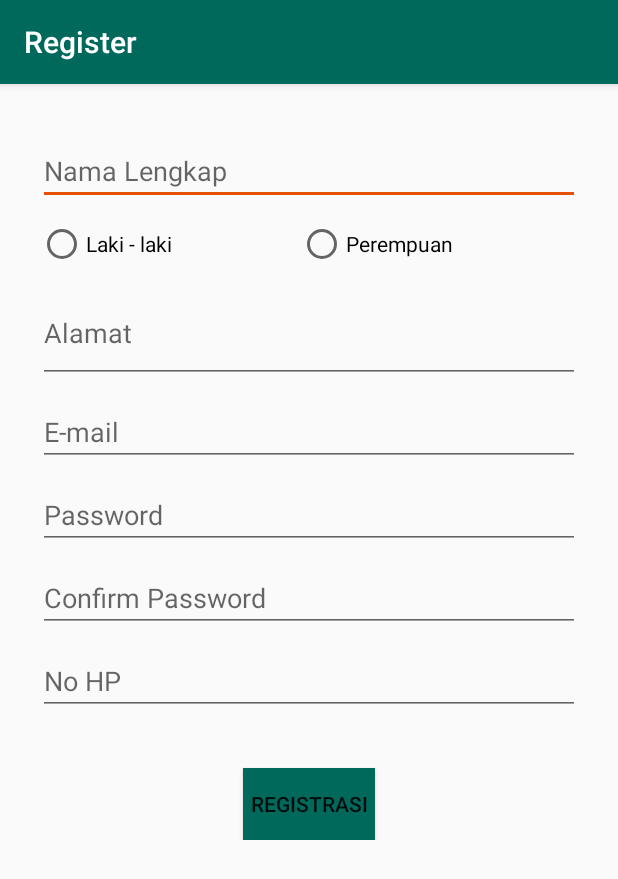
After one commit to muhammadsasmito/Amanahnya, an Android app: the Register screen opened directly, with no data from a screen before it, on a phone screen of 412 x 824 dp. The commit adds this screen. Shown: the top 879 px of the screen. Run offline under Robolectric (Android 15) with nearby library versions, the phone set to English and light mode, and no system bars.

Commit message:
nambahi register

```diff
--- a/app/build.gradle
+++ b/app/build.gradle
@@ -25,5 +25,6 @@ dependencies {
         exclude group: 'com.android.support', module: 'support-annotations'
     })
     compile 'com.android.support:appcompat-v7:25.1.1'
+    compile 'com.android.support.constraint:constraint-layout:+'
     testCompile 'junit:junit:4.12'
 }
--- a/app/src/main/AndroidManifest.xml
+++ b/app/src/main/AndroidManifest.xml
@@ -15,6 +15,7 @@
                 <category android:name="android.intent.category.LAUNCHER" />
             </intent-filter>
         </activity>
+        <activity android:name=".Register"></activity>
     </application>
 
 </manifest>
--- a/app/src/main/java/com/project/alllatf/amanahku/Adapter/GuestModal/CustomExpandableListAdapter.java
+++ b/app/src/main/java/com/project/alllatf/amanahku/Adapter/GuestModal/CustomExpandableListAdapter.java
@@ -80,6 +80,7 @@ public class CustomExpandableListAdapter extends BaseExpandableListAdapter {
         TextView listTitleTextView = (TextView) convertView.findViewById(R.id.tvDialogGuest_itemGroup);
         listTitleTextView.setTypeface(null, Typeface.BOLD);
         listTitleTextView.setText(listTitle);
+
         return convertView;
     }
 
--- a/app/src/main/java/com/project/alllatf/amanahku/Fragment/GuestModal/GuestModal_dialogFragment.java
+++ b/app/src/main/java/com/project/alllatf/amanahku/Fragment/GuestModal/GuestModal_dialogFragment.java
@@ -2,9 +2,12 @@ package com.project.alllatf.amanahku.Fragment.GuestModal;
 
 import android.app.AlertDialog;
 import android.app.Dialog;
+import android.content.Intent;
 import android.os.Bundle;
+import android.util.DisplayMetrics;
 import android.view.LayoutInflater;
 import android.view.View;
+import android.widget.Button;
 import android.widget.ExpandableListAdapter;
 import android.widget.ExpandableListView;
 import android.widget.Toast;
@@ -16,6 +19,7 @@ import java.util.HashMap;
 import java.util.List;
 
 import com.project.alllatf.amanahku.R;
+import com.project.alllatf.amanahku.Register;
 
 /**
  * Created by fachrul on 3/21/17.
@@ -28,17 +32,34 @@ public class GuestModal_dialogFragment extends android.app.DialogFragment {
     HashMap<String, List<String>> expandableListDetail;
 
 
+
     @Override
     public Dialog onCreateDialog(Bundle savedInstanceState) {
         AlertDialog.Builder builder = new AlertDialog.Builder(getActivity());
         LayoutInflater inflater = getActivity().getLayoutInflater();
         View view = inflater.inflate(R.layout.modal_dialog_guest, null);
+        DisplayMetrics metrics = new DisplayMetrics();
+        getActivity().getWindowManager().getDefaultDisplay().getMetrics(metrics);
+        int width = metrics.widthPixels;
+
+        Button btRegister = (Button) view.findViewById(R.id.btRegister);
+
         expandableListView = (ExpandableListView) view.findViewById(R.id.lvExp);
         expandableListDetail = GuestModal_dataList.getData();
         expandableListTitle = new ArrayList<>(expandableListDetail.keySet());
         expandableListAdapter = new CustomExpandableListAdapter(this.getActivity(), expandableListTitle, expandableListDetail);
 
+        //mencoba mindah indicator disebelah kanan
+        if(android.os.Build.VERSION.SDK_INT < android.os.Build.VERSION_CODES.JELLY_BEAN_MR2) {
+            expandableListView.setIndicatorBounds(width - GetDipsFromPixel(35), width - GetDipsFromPixel(10));
+
+        } else {
+            expandableListView.setIndicatorBoundsRelative(width - GetDipsFromPixel(35), width - GetDipsFromPixel(10));
+
+        }
         expandableListView.setAdapter(expandableListAdapter);
+
+        //listener waktu expand dan collapse
         expandableListView.setOnGroupExpandListener(new ExpandableListView.OnGroupExpandListener() {
             @Override
             public void onGroupExpand(int groupPosition) {
@@ -65,9 +86,27 @@ public class GuestModal_dialogFragment extends android.app.DialogFragment {
             }
         });
 
+        //listener klik tombol register
+        btRegister.setOnClickListener(new View.OnClickListener() {
+            @Override
+            public void onClick(View v) {
+                Intent intent = new Intent(getActivity(), Register.class);
+                startActivity(intent);
+            }
+        });
+
 
         builder.setView(view);
         return builder.create();
         // return super.onCreateDialog(savedInstanceState);
     }
+
+    //function konversi pixel ke dp (dips)
+    public int GetDipsFromPixel(float pixels)
+    {
+        // Get the screen's density scale
+        final float scale = getResources().getDisplayMetrics().density;
+        // Convert the dps to pixels, based on density scale
+        return (int) (pixels * scale + 0.5f);
+    }
 }
--- /dev/null
+++ b/app/src/main/java/com/project/alllatf/amanahku/Register.java
@@ -0,0 +1,16 @@
+package com.project.alllatf.amanahku;
+
+import android.support.v7.app.ActionBar;
+import android.support.v7.app.AppCompatActivity;
+import android.os.Bundle;
+
+public class Register extends AppCompatActivity {
+
+    @Override
+    protected void onCreate(Bundle savedInstanceState) {
+        ActionBar actionBar = getSupportActionBar();
+        actionBar.setTitle("Register");
+        super.onCreate(savedInstanceState);
+        setContentView(R.layout.activity_register);
+    }
+}
--- /dev/null
+++ b/app/src/main/res/drawable/group_indicator.xml
@@ -0,0 +1,6 @@
+<?xml version="1.0" encoding="utf-8"?>
+<selector xmlns:android="http://schemas.android.com/apk/res/android">
+    <item android:drawable="@android:drawable/arrow_down_float" android:state_empty="true">  </item>
+    <item android:drawable="@android:drawable/arrow_up_float" android:state_expanded="true"></item>
+    <item android:drawable="@android:drawable/arrow_up_float"></item>
+</selector>
--- /dev/null
+++ b/app/src/main/res/layout/activity_register.xml
@@ -0,0 +1,99 @@
+<?xml version="1.0" encoding="utf-8"?>
+<LinearLayout xmlns:android="http://schemas.android.com/apk/res/android"
+    xmlns:app="http://schemas.android.com/apk/res-auto"
+    xmlns:tools="http://schemas.android.com/tools"
+    android:layout_width="match_parent"
+    android:layout_height="match_parent"
+    android:orientation="vertical"
+    android:paddingRight="@dimen/marginHorizontal"
+    android:paddingLeft="@dimen/marginHorizontal"
+    android:paddingTop="@dimen/marginVertical"
+    tools:context="com.project.alllatf.amanahku.Register">
+
+    <EditText
+        android:id="@+id/etRegister_namaLengkap"
+        android:layout_width="match_parent"
+        android:layout_height="wrap_content"
+        android:hint="Nama Lengkap"
+        android:inputType="textPersonName"
+        android:layout_marginTop="10dp"/>
+
+        <RadioGroup
+            android:id="@+id/rgRegister_jK"
+            android:layout_width="match_parent"
+            android:layout_height="wrap_content"
+            android:orientation="horizontal"
+            android:layout_marginTop="10dp">
+        <RadioButton
+            android:id="@+id/rbRegister_laki"
+            android:layout_width="wrap_content"
+            android:layout_height="wrap_content"
+            android:text="Laki - laki"
+            android:layout_weight="1"/>
+
+        <RadioButton
+            android:id="@+id/rbRegister_perempuan"
+            android:layout_width="wrap_content"
+            android:layout_height="wrap_content"
+            android:layout_weight="1"
+            android:text="Perempuan" />
+        </RadioGroup>
+
+    <EditText
+        android:layout_width="match_parent"
+        android:layout_height="wrap_content"
+        android:inputType="textMultiLine"
+        android:layout_marginTop="10dp"
+        android:maxLines="3"
+        android:minLines="2"
+        android:hint="Alamat"
+        android:id="@+id/etRegister_alamat"/>
+    <EditText
+        android:layout_marginTop="10dp"
+        android:layout_width="match_parent"
+        android:layout_height="wrap_content"
+        android:inputType="textEmailAddress"
+        android:hint="E-mail"
+        android:id="@+id/etRegister_email"/>
+    <EditText
+        android:layout_marginTop="10dp"
+        android:layout_width="match_parent"
+        android:layout_height="wrap_content"
+        android:inputType="textPassword"
+        android:hint="Password"
+        android:id="@+id/etRegister_password"/>
+
+    <EditText
+        android:layout_marginTop="10dp"
+        android:layout_width="match_parent"
+        android:layout_height="wrap_content"
+        android:inputType="textPassword"
+        android:hint="Confirm Password"
+        android:id="@+id/etRegister_passwordConf"/>
+    <EditText
+        android:layout_marginTop="10dp"
+        android:layout_width="match_parent"
+        android:layout_height="wrap_content"
+        android:inputType="phone"
+        android:hint="No HP"
+        android:id="@+id/etRegister_hp"/>
+    <LinearLayout
+        android:layout_marginTop="10dp"
+        android:gravity="center_horizontal"
+        android:layout_width="match_parent"
+        android:layout_height="wrap_content"
+        android:orientation="horizontal">
+
+        <Button
+            android:background="@color/colorPrimary"
+            android:id="@+id/btRegister"
+            android:layout_width="wrap_content"
+            android:layout_height="wrap_content"
+            android:layout_marginTop="@dimen/marginVertical"
+            android:text="Registrasi" />
+
+    </LinearLayout>
+
+
+
+</LinearLayout>
--- a/app/src/main/res/layout/modal_dialog_guest.xml
+++ b/app/src/main/res/layout/modal_dialog_guest.xml
@@ -46,6 +46,7 @@
             android:background="@color/colorGrayBg"
             android:divider="@color/colorGreen"
             android:dividerHeight="0.5dp"
+            android:groupIndicator="@drawable/group_indicator"
             android:indicatorRight="?android:attr/expandableListPreferredItemIndicatorRight"></ExpandableListView>
 
     </LinearLayout>
@@ -57,6 +58,7 @@
         android:layout_weight="0">
         <Button
             android:layout_marginRight="10dp"
+            android:id="@+id/btRegister"
             android:layout_gravity="end"
             android:layout_width="wrap_content"
             android:layout_height="wrap_content"
--- a/app/src/main/res/layout/modal_dialog_guest_item.xml
+++ b/app/src/main/res/layout/modal_dialog_guest_item.xml
@@ -9,7 +9,7 @@
         android:layout_width="match_parent"
         android:layout_height="wrap_content"
         android:text="Halohalo"
-        android:paddingRight="?android:attr/expandableListPreferredChildPaddingLeft"
+        android:paddingRight="?android:attr/expandableListPreferredItemIndicatorRight"
         android:padding="10dp"
         />
 
--- a/app/src/main/res/layout/modal_dialog_guest_itemgroup.xml
+++ b/app/src/main/res/layout/modal_dialog_guest_itemgroup.xml
@@ -15,6 +15,6 @@
         android:id="@+id/tvDialogGuest_itemGroup"
         android:text="Persyaratan"
         android:textSize="20sp"
-        android:layout_gravity="center_vertical"
+        android:gravity="center_vertical"
         android:paddingRight="?android:attr/expandableListPreferredItemIndicatorRight"/>
 </LinearLayout>
--- a/app/src/main/res/values/colors.xml
+++ b/app/src/main/res/values/colors.xml
@@ -1,8 +1,9 @@
 <?xml version="1.0" encoding="utf-8"?>
 <resources>
-    <color name="colorPrimary">#3F51B5</color>
-    <color name="colorPrimaryDark">#303F9F</color>
-    <color name="colorAccent">#FF4081</color>
+    <color name="colorPrimary">#00695C</color>
+    <color name="colorPrimaryDark">#004D40</color>
+    <color name="colorAccent">#E65100</color>
     <color name="colorGreen">#004D40</color>
     <color name="colorGrayBg">#EEEEEE</color>
+    <color name="colorBorder">#BDBDBD</color>
 </resources>
--- a/app/src/main/res/values/dimens.xml
+++ b/app/src/main/res/values/dimens.xml
@@ -2,4 +2,6 @@
     <!-- Default screen margins, per the Android Design guidelines. -->
     <dimen name="activity_horizontal_margin">16dp</dimen>
     <dimen name="activity_vertical_margin">16dp</dimen>
+    <dimen name="marginHorizontal">25dp</dimen>
+    <dimen name="marginVertical">25dp</dimen>
 </resources>
```
Also changed, not shown: 2 other files.
